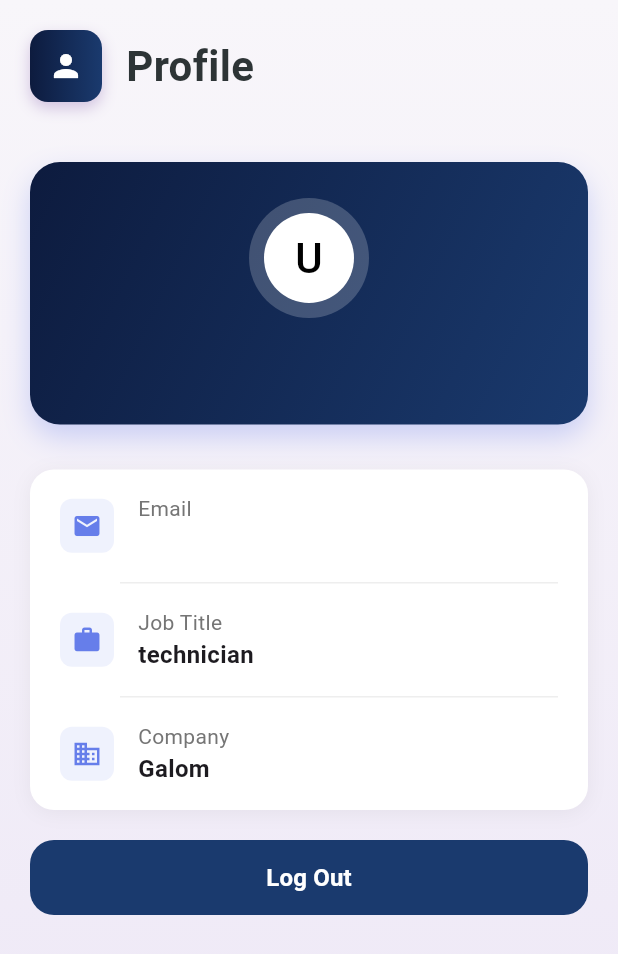
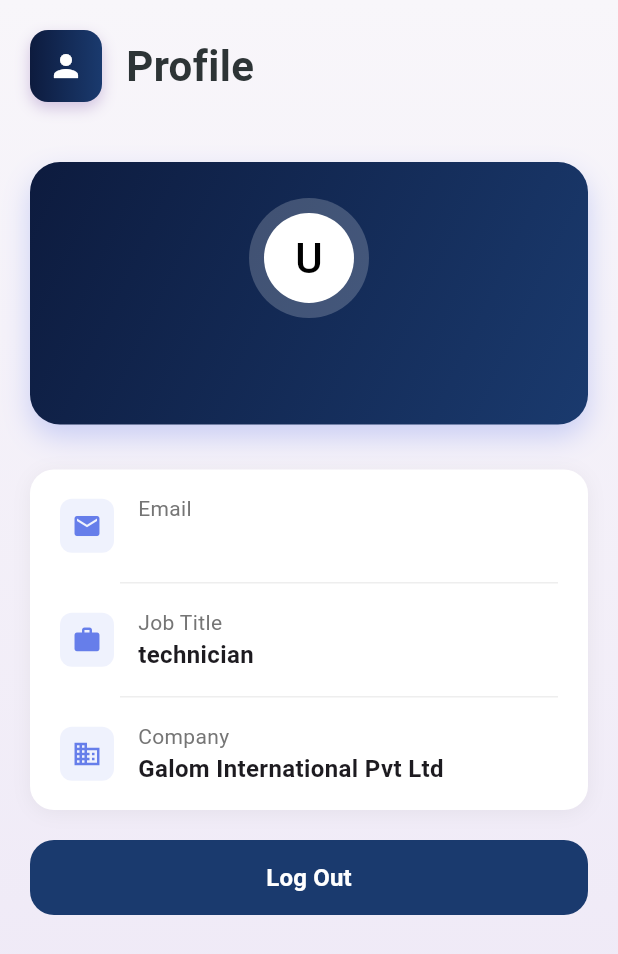
Before and after one commit to teambackoffice/galom_app, a Flutter app: the ProfilePage screen opened directly, on a phone screen of 412 x 824 dp. Shown: the top 954 px of the screen. Run offline on Flutter 3.47's test engine with Material 3 defaults, Android fonts, the phone set to English and light mode, and no system bars; our stand-ins replace another_flushbar, dropdown_search, firebase_core, firebase_messaging, flutter_secure_storage, flutter_spinkit and 3 more; accounts and stored records are empty.

Commit message:
COMPANY NAME CHANEGED IN PROFILE PAGE

```diff
--- a/lib/view/mainscreen/profile_page/profile_page.dart
+++ b/lib/view/mainscreen/profile_page/profile_page.dart
@@ -140,7 +140,7 @@ class _ProfilePageState extends State<ProfilePage> {
                             _buildDetailItem(
                               Icons.business,
                               'Company',
-                              'Galom ',
+                              'Galom International Pvt Ltd ',
                             ),
                           ],
                         ),
```
